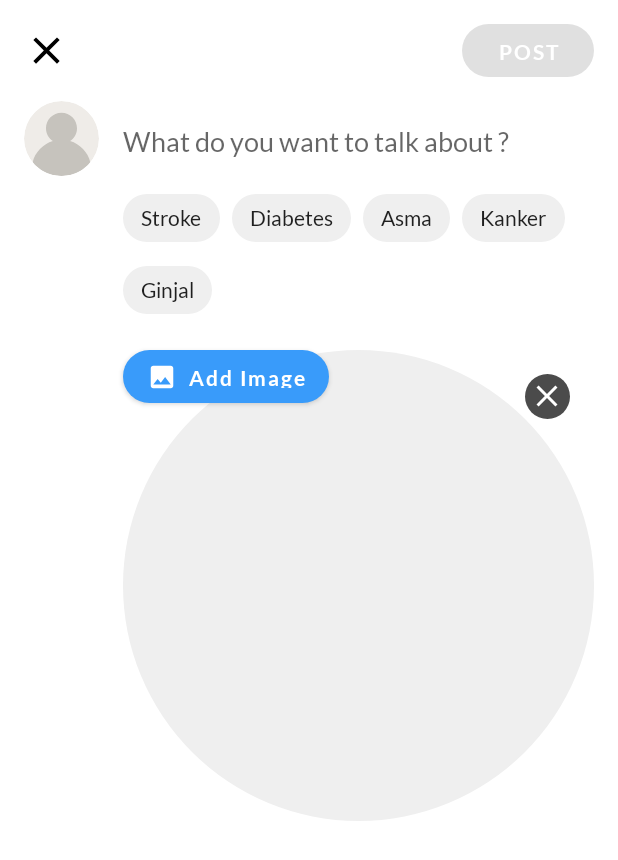
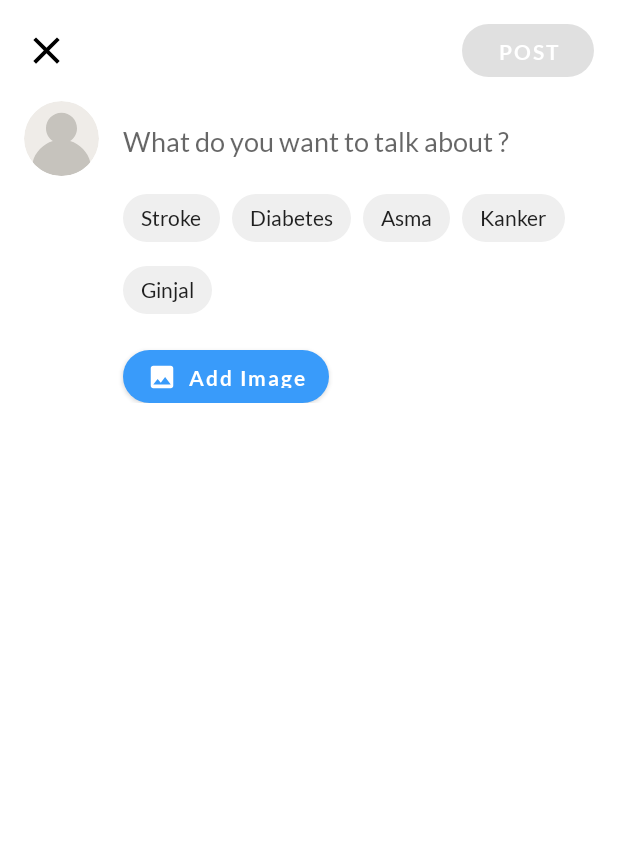
Before and after one commit to C22-PS015-Capstone-Bangkit-2022/Sehatin-Mobile, an Android app: the AddPostFragment screen opened through its navigation route, on a phone screen of 412 x 824 dp. Shown: the top 860 px of the screen. Run offline under Robolectric (Android 15) with nearby library versions, the light colour scheme and no system bars; our stand-ins replace CircleImageView, Firebase (no records; nobody signed in at launch, a user with empty details on screens opened directly), paging; plain views replace RoundedImageView; pictures from the network do not load; 2 statements that could not run were skipped.

Commit message:
fix visibility

```diff
--- a/app/src/main/res/layout/fragment_add_post.xml
+++ b/app/src/main/res/layout/fragment_add_post.xml
@@ -138,7 +138,7 @@
                 android:id="@+id/postImageGroup"
                 android:layout_width="wrap_content"
                 android:layout_height="wrap_content"
-                android:visibility="visible"
+                android:visibility="gone"
                 app:constraint_referenced_ids="postImage,undoImageBtn" />
 
         </androidx.constraintlayout.widget.ConstraintLayout>
--- a/app/src/main/res/layout/item_home_food.xml
+++ b/app/src/main/res/layout/item_home_food.xml
@@ -121,7 +121,7 @@
         android:id="@+id/contentGroup"
         android:layout_width="wrap_content"
         android:layout_height="wrap_content"
-        android:visibility="visible"
+        android:visibility="gone"
         app:constraint_referenced_ids="otherFoodBtn,rvFoods" />
 
 </androidx.constraintlayout.widget.ConstraintLayout>
```
